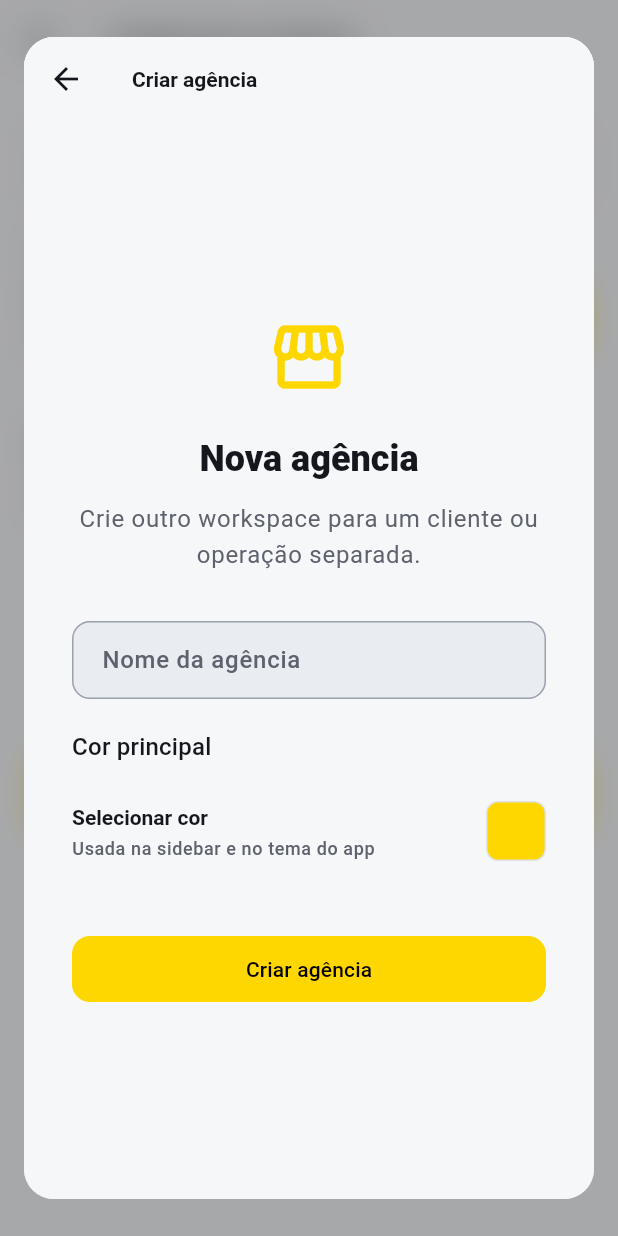
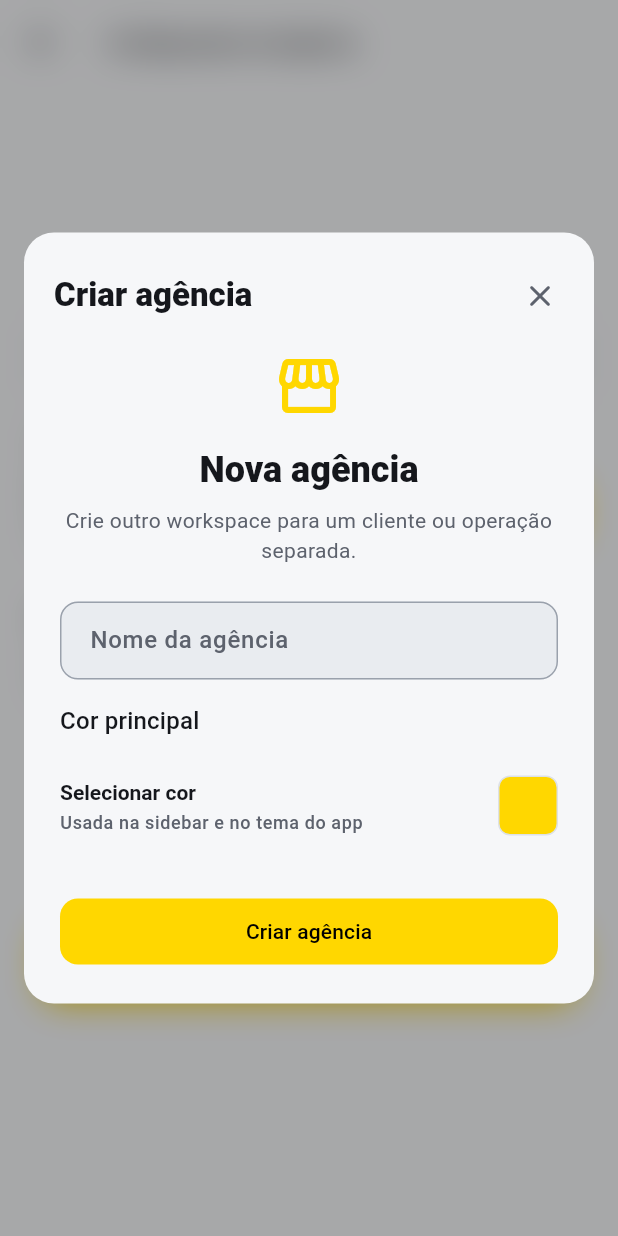
Before and after one commit to luisjuniorawr1/dofluxo, a Flutter app: the ProfilePage screen opened directly, after a tap on "Criar nova agência", on a phone screen of 412 x 824 dp. Run offline on Flutter 3.47's test engine with Material 3 defaults, Android fonts, the phone set to English and light mode, and no system bars; our stand-ins replace cloud_firestore, firebase_auth, firebase_core, flutter_colorpicker, google_fonts, shared_preferences; missing offline and left inert: dart:html; accounts and stored records are empty.

Commit message:
fix(ui): janelas modais encolhem ao conteúdo
Evita painéis altos e vazios: AppModalShell agora acompanha o
conteúdo por padrão; só Novo Projeto (wide) mantém altura fixa.
AppModalScope faz páginas embutidas usarem layout compacto no modal.

Co-authored-by: luisjuniorawr1 <luisjuniorawr1@users.noreply.github.com>

```diff
--- a/lib/presentation/agency/pages/agency_onboarding_page.dart
+++ b/lib/presentation/agency/pages/agency_onboarding_page.dart
@@ -121,37 +121,28 @@ class _AgencyOnboardingPageState extends State<AgencyOnboardingPage> {
   @override
   Widget build(BuildContext context) {
     final theme = Theme.of(context);
+    final inModal = AppModalScope.isOf(context);
 
-    return Scaffold(
-      appBar: widget.isAdditional
-          ? AppBar(title: const Text('Criar agência'))
-          : null,
-      body: Center(
-        child: SingleChildScrollView(
-          padding: const EdgeInsets.all(32),
-          child: ConstrainedBox(
-            constraints: const BoxConstraints(maxWidth: 480),
-            child: Form(
+    final form = Form(
       key: _formKey,
       child: Column(
+        mainAxisSize: MainAxisSize.min,
         crossAxisAlignment: CrossAxisAlignment.stretch,
         children: [
-                  Icon(Icons.storefront_outlined, size: 56, color: theme.colorScheme.primary),
-                  const SizedBox(height: 24),
+          Icon(Icons.storefront_outlined, size: 48, color: theme.colorScheme.primary),
+          const SizedBox(height: 16),
           Text(
-                    widget.isAdditional
-                        ? 'Nova agência'
-                        : 'Configure sua agência',
+            widget.isAdditional ? 'Nova agência' : 'Configure sua agência',
             textAlign: TextAlign.center,
             style: theme.textTheme.headlineSmall?.copyWith(fontWeight: FontWeight.w800),
           ),
-                  const SizedBox(height: 12),
+          const SizedBox(height: 8),
           Text(
             widget.isAdditional
                 ? 'Crie outro workspace para um cliente ou operação separada.'
                 : 'Crie sua primeira agência para começar a gerenciar projetos e clientes.',
             textAlign: TextAlign.center,
-                    style: theme.textTheme.bodyLarge?.copyWith(
+            style: theme.textTheme.bodyMedium?.copyWith(
               color: theme.colorScheme.onSurfaceVariant,
             ),
           ),
@@ -171,7 +162,7 @@ class _AgencyOnboardingPageState extends State<AgencyOnboardingPage> {
               ),
             ),
           ],
-                  const SizedBox(height: 32),
+          const SizedBox(height: 24),
           TextFormField(
             controller: _nameController,
             enabled: !_isSubmitting,
@@ -188,11 +179,8 @@ class _AgencyOnboardingPageState extends State<AgencyOnboardingPage> {
             },
             onFieldSubmitted: (_) => _submit(),
           ),
-                  const SizedBox(height: 20),
-                  Text(
-                    'Cor principal',
-                    style: theme.textTheme.titleMedium,
-                  ),
+          const SizedBox(height: 16),
+          Text('Cor principal', style: theme.textTheme.titleMedium),
           const SizedBox(height: 8),
           ListTile(
             contentPadding: EdgeInsets.zero,
@@ -212,7 +200,7 @@ class _AgencyOnboardingPageState extends State<AgencyOnboardingPage> {
             ),
             onTap: _isSubmitting ? null : _pickColor,
           ),
-                  const SizedBox(height: 32),
+          const SizedBox(height: 24),
           FilledButton(
             onPressed: _isSubmitting ? null : _submit,
             child: _isSubmitting
@@ -225,7 +213,32 @@ class _AgencyOnboardingPageState extends State<AgencyOnboardingPage> {
           ),
         ],
       ),
+    );
+
+    if (inModal) {
+      return Column(
+        mainAxisSize: MainAxisSize.min,
+        crossAxisAlignment: CrossAxisAlignment.stretch,
+        children: [
+          if (widget.isAdditional) const AppModalHeader(title: 'Criar agência'),
+          Padding(
+            padding: const EdgeInsets.fromLTRB(24, 0, 24, 24),
+            child: form,
           ),
+        ],
+      );
+    }
+
+    return Scaffold(
+      appBar: widget.isAdditional
+          ? AppBar(title: const Text('Criar agência'))
+          : null,
+      body: Center(
+        child: SingleChildScrollView(
+          padding: const EdgeInsets.all(32),
+          child: ConstrainedBox(
+            constraints: const BoxConstraints(maxWidth: 480),
+            child: form,
           ),
         ),
       ),
--- a/lib/presentation/profile/pages/profile_page.dart
+++ b/lib/presentation/profile/pages/profile_page.dart
@@ -80,14 +80,10 @@ class _ProfilePageState extends State<ProfilePage> {
 
   @override
   Widget build(BuildContext context) {
-    return Scaffold(
-      appBar: AppBar(title: const Text('Configurações da Agência')),
-      body: Center(
-        child: ConstrainedBox(
-          constraints: const BoxConstraints(maxWidth: 600),
-          child: Padding(
-            padding: const EdgeInsets.all(28.0),
-            child: Column(
+    final inModal = AppModalScope.isOf(context);
+
+    final form = Column(
+      mainAxisSize: MainAxisSize.min,
       crossAxisAlignment: CrossAxisAlignment.start,
       children: [
         TextField(
@@ -132,7 +128,7 @@ class _ProfilePageState extends State<ProfilePage> {
             }
           },
         ),
-                const SizedBox(height: 40),
+        const SizedBox(height: 28),
         Text(
           'Minhas agências',
           style: Theme.of(context).textTheme.titleMedium?.copyWith(
@@ -168,7 +164,7 @@ class _ProfilePageState extends State<ProfilePage> {
           icon: const Icon(Icons.add_business_outlined),
           label: const Text('Criar nova agência'),
         ),
-                const SizedBox(height: 32),
+        const SizedBox(height: 28),
         SizedBox(
           width: double.infinity,
           height: 50,
@@ -184,7 +180,30 @@ class _ProfilePageState extends State<ProfilePage> {
           ),
         ),
       ],
+    );
+
+    if (inModal) {
+      return Column(
+        mainAxisSize: MainAxisSize.min,
+        crossAxisAlignment: CrossAxisAlignment.stretch,
+        children: [
+          const AppModalHeader(title: 'Configurações da Agência'),
+          Padding(
+            padding: const EdgeInsets.fromLTRB(24, 0, 24, 24),
+            child: form,
           ),
+        ],
+      );
+    }
+
+    return Scaffold(
+      appBar: AppBar(title: const Text('Configurações da Agência')),
+      body: Center(
+        child: ConstrainedBox(
+          constraints: const BoxConstraints(maxWidth: 600),
+          child: SingleChildScrollView(
+            padding: const EdgeInsets.all(28),
+            child: form,
           ),
         ),
       ),
--- a/lib/presentation/shared/widgets/app_modal.dart
+++ b/lib/presentation/shared/widgets/app_modal.dart
@@ -16,6 +16,19 @@ enum AppModalSize {
 
   /// Novo Projeto wide (calendário + form).
   wide,
+}
+
+/// Indica que o widget está dentro de um [AppModalShell].
+/// Páginas reutilizadas (Profile, Cliente, etc.) usam isso para layout embutido.
+class AppModalScope extends InheritedWidget {
+  const AppModalScope({super.key, required super.child});
+
+  static bool isOf(BuildContext context) {
+    return context.dependOnInheritedWidgetOfExactType<AppModalScope>() != null;
+  }
+
+  @override
+  bool updateShouldNotify(covariant AppModalScope oldWidget) => false;
 }
 
 /// Abre conteúdo interno como JANELA modal com fundo desfocado.
@@ -81,11 +94,9 @@ Future<Color?> showAppColorPickerModal({
                 AppModalHeader(title: title),
                 Padding(
                   padding: const EdgeInsets.fromLTRB(12, 0, 12, 8),
-                  child: SingleChildScrollView(
-                    child: BlockPicker(
-                      pickerColor: selected,
-                      onColorChanged: (c) => setLocal(() => selected = c),
-                    ),
+                  child: BlockPicker(
+                    pickerColor: selected,
+                    onColorChanged: (c) => setLocal(() => selected = c),
                   ),
                 ),
                 AppModalFooter(
@@ -221,18 +232,25 @@ class _AppModalRouteBody extends StatelessWidget {
 }
 
 /// Painel arredondado — mesma família visual do Novo Projeto.
+///
+/// Por padrão a altura acompanha o conteúdo (sem folga vazia).
+/// [AppModalSize.wide] (Novo Projeto) e [shrinkWrap]: false usam altura fixa
+/// para layouts com [Expanded].
 class AppModalShell extends StatelessWidget {
   const AppModalShell({
     super.key,
     required this.child,
     this.size = AppModalSize.medium,
-    this.shrinkWrap = false,
+    this.shrinkWrap = true,
     this.maxHeightFactor = 0.94,
     this.contentPadding,
   });
 
   final Widget child;
   final AppModalSize size;
+
+  /// Se true (padrão), a janela encolhe ao conteúdo até [maxHeightFactor].
+  /// Se false, ocupa a altura máxima (útil com Expanded).
   final bool shrinkWrap;
   final double maxHeightFactor;
   final EdgeInsetsGeometry? contentPadding;
@@ -262,6 +280,14 @@ class AppModalShell extends StatelessWidget {
     final horizontalInset = size == AppModalSize.wide
         ? (isWideScreen ? 12.0 : 16.0)
         : 16.0;
+    // Novo Projeto precisa de altura fixa (calendário + Expanded).
+    final fillHeight = !shrinkWrap || size == AppModalSize.wide;
+
+    final scopedChild = AppModalScope(
+      child: contentPadding == null
+          ? child
+          : Padding(padding: contentPadding!, child: child),
+    );
 
     final panel = Material(
       color: scheme.surface,
@@ -269,9 +295,9 @@ class AppModalShell extends StatelessWidget {
       elevation: 0,
       shape: RoundedRectangleBorder(borderRadius: BorderRadius.circular(20)),
       clipBehavior: Clip.antiAlias,
-      child: contentPadding == null
-          ? child
-          : Padding(padding: contentPadding!, child: child),
+      child: fillHeight
+          ? scopedChild
+          : SingleChildScrollView(child: scopedChild),
     );
 
     return Padding(
@@ -282,13 +308,13 @@ class AppModalShell extends StatelessWidget {
           maxHeight: maxHeight,
           minWidth: size == AppModalSize.wide && isWideScreen ? maxWidth : 0,
         ),
-        child: shrinkWrap
-            ? panel
-            : SizedBox(
+        child: fillHeight
+            ? SizedBox(
                 width: maxWidth,
                 height: maxHeight,
                 child: panel,
-              ),
+              )
+            : panel,
       ),
     );
   }
--- a/pubspec.yaml
+++ b/pubspec.yaml
@@ -1,7 +1,7 @@
 name: dofluxo
 description: "A new Flutter project."
 publish_to: 'none'
-version: 1.0.0+44
+version: 1.0.0+45
 environment:
   sdk: ^3.10.0
 
```
Also changed, not shown: lib/presentation/agency/pages/join_agency_page.dart (+37 -17 lines), lib/presentation/clients/pages/client_form_page.dart (+35 -19 lines), lib/presentation/projects/pages/project_detail_page.dart (+96 -52 lines). Lines whose indentation alone changed are shown as unchanged.
